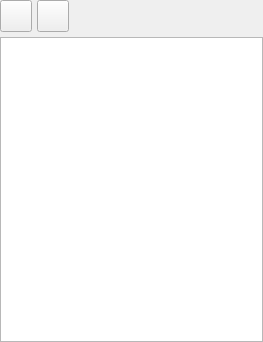
eboladev/Bulmages-1, file bulmages/bulmafact/plugins/pluginbf_corrector/correctorbase.ui: the form before one commit.
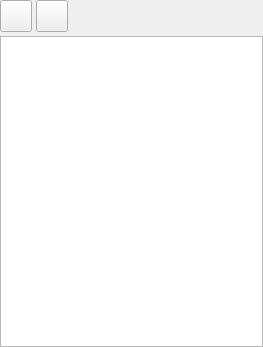
The form after the commit. Icons and pictures are not drawn.

What changed in the file:
```diff
--- a/bulmages/bulmafact/plugins/pluginbf_corrector/correctorbase.ui
+++ b/bulmages/bulmafact/plugins/pluginbf_corrector/correctorbase.ui
@@ -1,32 +1,32 @@
 <ui version="4.0" >
  <class>correctorbase</class>
- <widget class="QWidget" name="correctorbase" >
-  <property name="geometry" >
+ <widget class="QWidget" name="correctorbase">
+  <property name="geometry">
    <rect>
     <x>0</x>
     <y>0</y>
     <width>263</width>
-    <height>342</height>
+    <height>347</height>
    </rect>
   </property>
   <property name="windowTitle" >
    <string>Corrector</string>
   </property>
-  <layout class="QVBoxLayout" >
-   <property name="margin" >
+  <layout class="QVBoxLayout">
+   <property name="spacing">
+    <number>4</number>
+   </property>
+   <property name="margin">
     <number>0</number>
    </property>
-   <property name="spacing" >
-    <number>5</number>
-   </property>
    <item>
-    <layout class="QHBoxLayout" >
-     <property name="margin" >
+    <layout class="QHBoxLayout">
+     <property name="spacing">
+      <number>4</number>
+     </property>
+     <property name="margin">
       <number>0</number>
      </property>
-     <property name="spacing" >
-      <number>5</number>
-     </property>
      <item>
       <widget class="QToolButton" name="mui_corregir" >
        <property name="minimumSize" >
```
Left out of the diff: 72 changed lines with no effect on the pictures.
